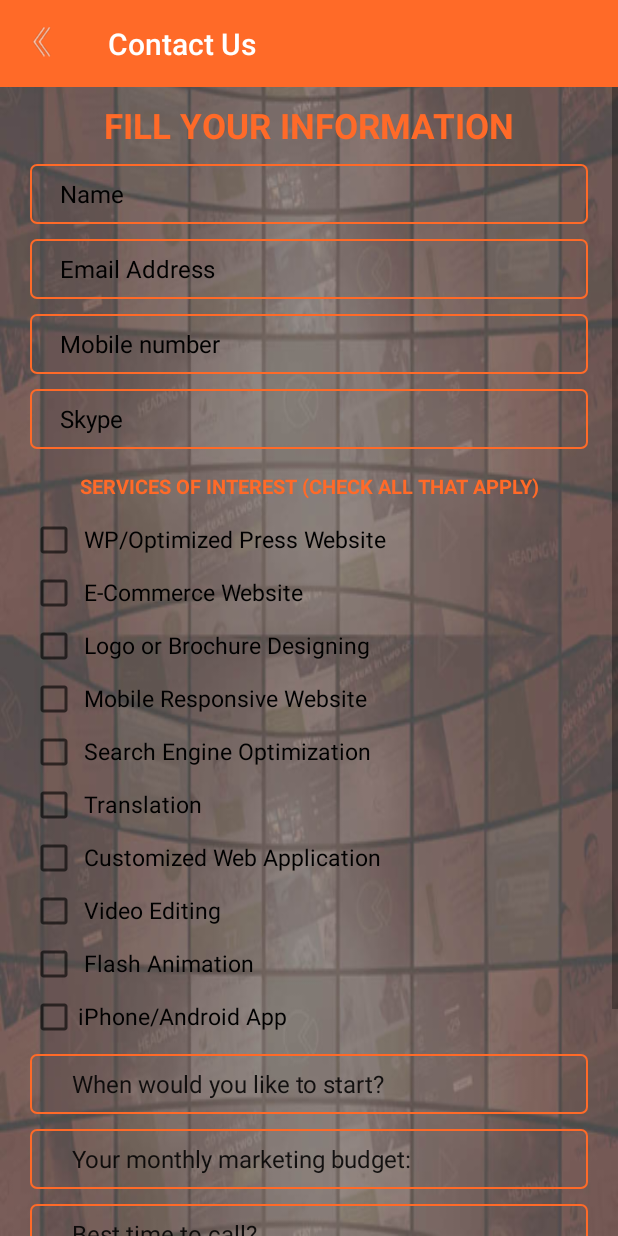
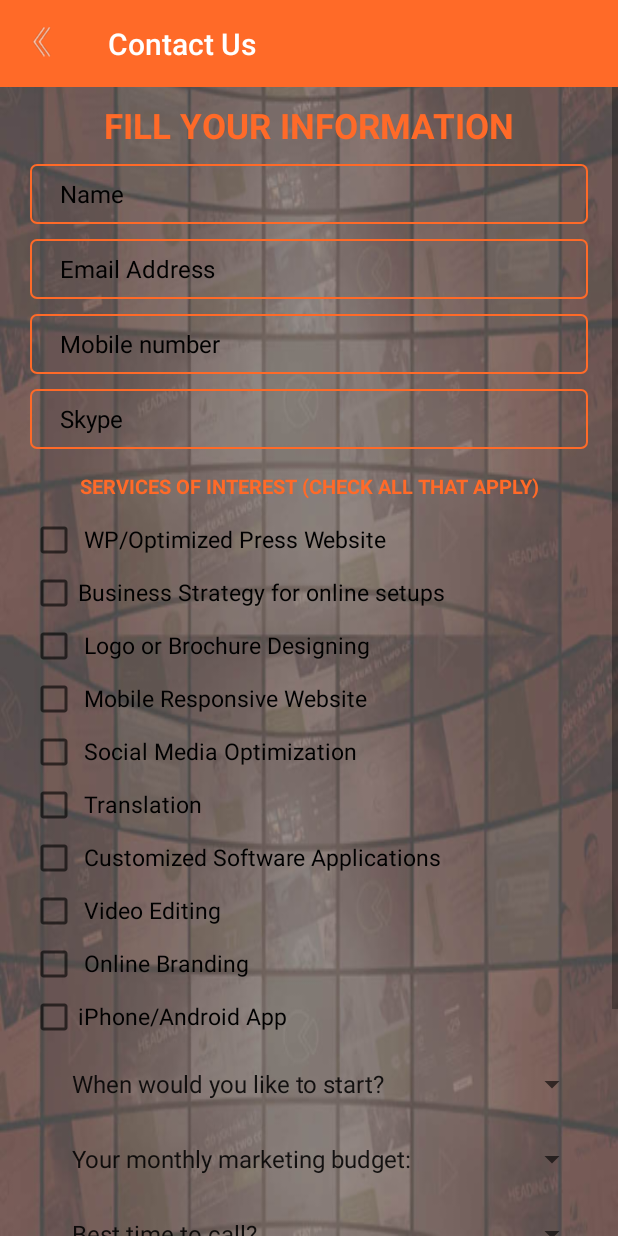
Before and after one commit to HeenaNautiyal/BizhawkzApp, an Android app: the ContactUs screen opened directly, with no data from a screen before it, on a phone screen of 412 x 824 dp. Run offline under Robolectric (Android 15) with nearby library versions, the phone set to English and light mode, and no system bars.

```diff
--- a/app/src/main/res/drawable/edittext.xml
+++ b/app/src/main/res/drawable/edittext.xml
@@ -3,11 +3,8 @@
     xmlns:android="http://schemas.android.com/apk/res/android"
     android:shape="rectangle"
     >
-
     <corners
-        android:radius="4dp"
-        />
-
+        android:radius="4dp"/>
     />
     <stroke
         android:width="1dp"
--- a/app/src/main/res/layout/activity_contact_us.xml
+++ b/app/src/main/res/layout/activity_contact_us.xml
@@ -5,6 +5,7 @@
     android:layout_height="match_parent"
     android:orientation="vertical"
     android:background="@drawable/home_bg"
+    android:windowSoftInputMode="stateHidden"
     tools:context="com.bizhawkz.bizhawkzapplication.ContactUs">
     <android.support.v7.widget.Toolbar
         android:id="@+id/toolbar"
@@ -128,7 +129,7 @@
                 android:layout_height="30dp"
                 android:layout_marginTop="5dp"
                 android:checked="false"
-                android:text=" E-Commerce Website"
+                android:text="Business Strategy for online setups"
                 android:textColor="#000"
                 android:textSize="15sp" />
 
@@ -161,7 +162,7 @@
                 android:layout_marginTop="5dp"
                 android:checked="false"
                 android:nextFocusDown = "@+id/chkAndroid6"
-                android:text=" Search Engine Optimization"
+                android:text=" Social Media Optimization"
                 android:textColor="#000"
                 android:textSize="15sp" />
 
@@ -183,7 +184,7 @@
                 android:layout_marginTop="5dp"
                 android:checked="false"
                 android:nextFocusDown = "@+id/chkAndroid8"
-                android:text=" Customized Web Application"
+                android:text=" Customized Software Applications"
                 android:textColor="#000"
                 android:textSize="15sp" />
 
@@ -205,7 +206,7 @@
                 android:layout_marginTop="5dp"
                 android:checked="false"
                 android:nextFocusDown = "@+id/chkAndroid10"
-                android:text=" Flash Animation"
+                android:text=" Online Branding"
                 android:textColor="#000"
                 android:textSize="15sp" />
 
@@ -221,12 +222,13 @@
                 android:textSize="15sp" />
 
             <Spinner
+                style="@style/Widget.AppCompat.DropDownItem.Spinner"
                 android:id="@+id/s1"
                 android:layout_width="fill_parent"
                 android:layout_height="40dp"
                 android:layout_marginTop="10dp"
                 android:imeOptions="actionNext"
-                android:background="@drawable/edittext"
+                android:nextFocusDown = "@+id/s2"
                 android:inputType="textEmailAddress"
                 android:paddingLeft="20dp" />
 
@@ -236,9 +238,9 @@
                 android:layout_height="40dp"
                 android:imeOptions="actionNext"
                 android:layout_marginTop="10dp"
-                android:background="@drawable/edittext"
                 android:inputType="textEmailAddress"
-                android:paddingLeft="20dp" />
+                android:paddingLeft="20dp"
+                />
 
             <Spinner
                 android:id="@+id/s3"
@@ -246,7 +248,7 @@
                 android:layout_height="40dp"
                 android:layout_marginTop="10dp"
                 android:imeOptions="actionNext"
-                android:background="@drawable/edittext"
+                android:nextFocusDown = "@+id/message"
                 android:inputType="textEmailAddress"
                 android:paddingLeft="20dp" />
 
--- a/app/src/main/res/layout/activity_main.xml
+++ b/app/src/main/res/layout/activity_main.xml
@@ -69,9 +69,9 @@
                     android:id="@+id/innerlay2">
 
                     <ImageView
-                        android:layout_width="143dp"
-                        android:layout_height="130dp"
-                        android:paddingTop="14dp"
+                        android:layout_width="145dp"
+                        android:layout_height="126dp"
+                        android:paddingTop="12dp"
                         android:paddingBottom="12dp"
                         android:src="@drawable/event"
                         android:id="@+id/iv_event"
```
Also changed, not shown: app/src/main/java/com/bizhawkz/bizhawkzapplication/ContactUs.java (+5 -9 lines), app/src/main/java/com/bizhawkz/bizhawkzapplication/JsonParser.java (deleted, +0 -84 lines), app/src/main/res/drawable/edit.xml (+0 -9 lines), app/src/main/res/drawable-hdpi/downarraow.png (added), app/src/main/res/drawable-hdpi/event.png, app/src/main/res/drawable-mdpi/downarraow.png (added), app/src/main/res/drawable-mdpi/event.png, app/src/main/res/drawable-xhdpi/downarraow.png (added), app/src/main/res/drawable-xhdpi/event.png, app/src/main/res/drawable-xxhdpi/downarraow.png (added), app/src/main/res/drawable-xxhdpi/event.png, app/src/main/res/drawable-xxxhdpi/downarraow.png (added), app/src/main/res/drawable-xxxhdpi/event.png.
